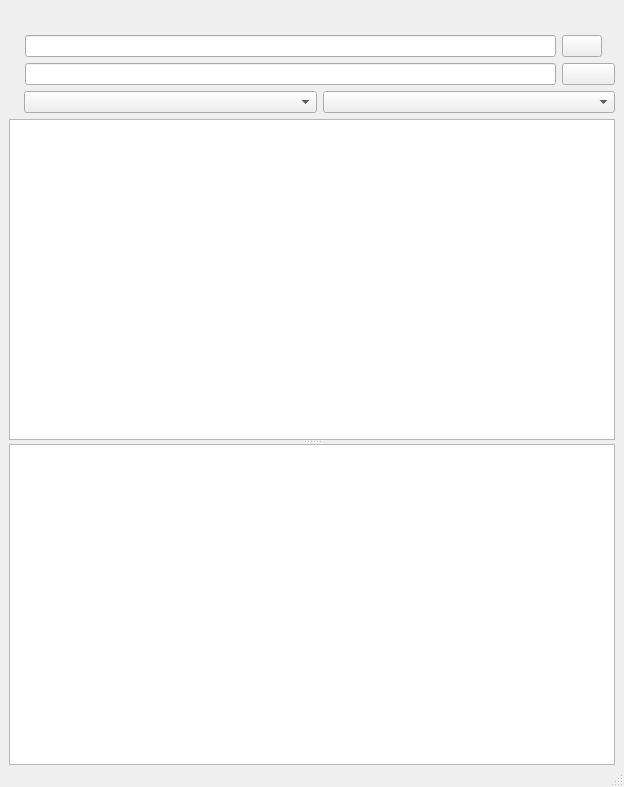
Qt form src/grooveoff/mainwindow.ui (gcala/grooveoff) before a commit.
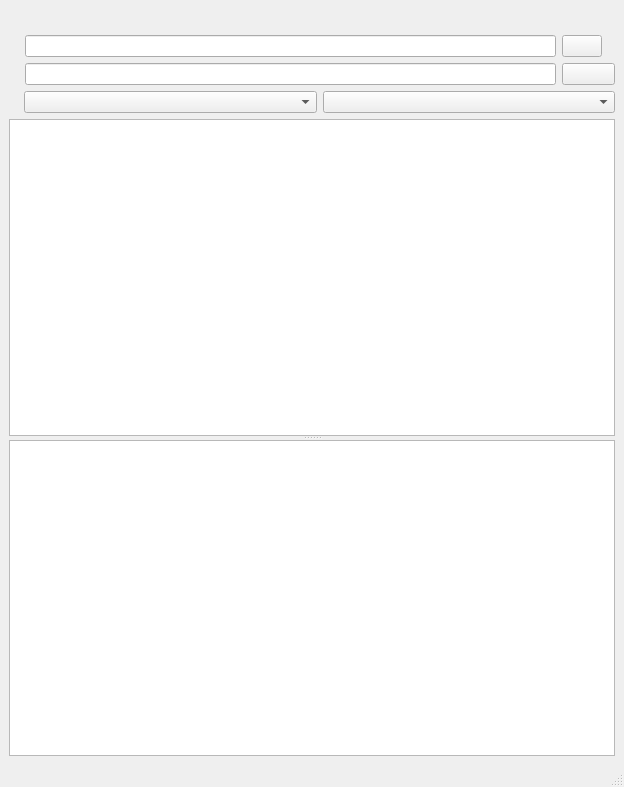
The same form after that commit. Custom widgets are drawn as their Qt base class.

Commit message: Replaced model/view for search results with a generic QListWidget; without increasing memory footprint I can succeed creating more complex items, and shadows consistency. model/view source code is kept in place.

Patch:
```diff
--- a/src/grooveoff/mainwindow.ui
+++ b/src/grooveoff/mainwindow.ui
@@ -15,9 +15,6 @@
   </property>
   <widget class="QWidget" name="centralwidget">
    <layout class="QVBoxLayout" name="verticalLayout">
-    <property name="bottomMargin">
-     <number>0</number>
-    </property>
     <item>
      <layout class="QHBoxLayout" name="horizontalLayout">
       <property name="leftMargin">
@@ -191,7 +188,7 @@
       <property name="orientation">
        <enum>Qt::Vertical</enum>
       </property>
-      <widget class="QListView" name="listView"/>
+      <widget class="QListWidget" name="listWidget"/>
       <widget class="QListWidget" name="downloadList"/>
      </widget>
     </item>
```
The commit also changes 15 other files.
